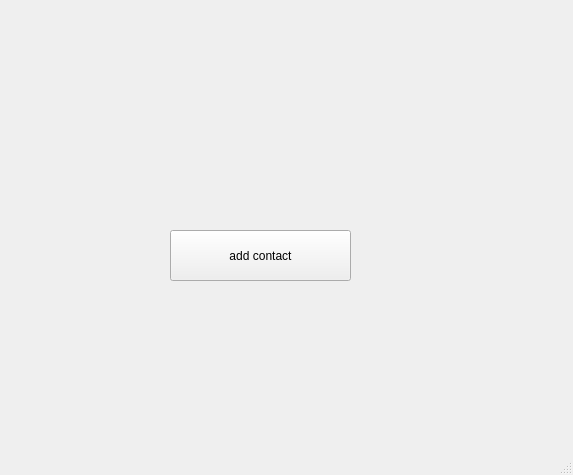
Old version of the form phone_book/mainwindow.ui in the repository amirsoleimani7/Qt_PhoneBook.
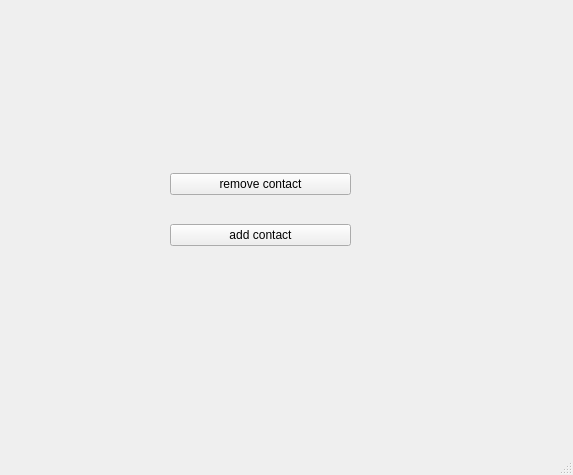
New version of the form.

What changed in the file:
```diff
--- a/phone_book/mainwindow.ui
+++ b/phone_book/mainwindow.ui
@@ -14,18 +14,31 @@
    <string>MainWindow</string>
   </property>
   <widget class="QWidget" name="centralwidget">
-   <widget class="QPushButton" name="pushButton">
+   <widget class="QWidget" name="">
     <property name="geometry">
      <rect>
       <x>170</x>
-      <y>230</y>
+      <y>150</y>
       <width>181</width>
-      <height>51</height>
+      <height>121</height>
      </rect>
     </property>
+    <layout class="QVBoxLayout" name="verticalLayout">
+     <item>
+      <widget class="QPushButton" name="pushButton_2">
+       <property name="text">
+        <string>remove contact</string>
+       </property>
+      </widget>
+     </item>
+     <item>
+      <widget class="QPushButton" name="pushButton">
     <property name="text">
      <string>add contact</string>
     </property>
+      </widget>
+     </item>
+    </layout>
    </widget>
   </widget>
   <widget class="QMenuBar" name="menubar">
```
Lines whose indentation alone changed are shown as unchanged.
